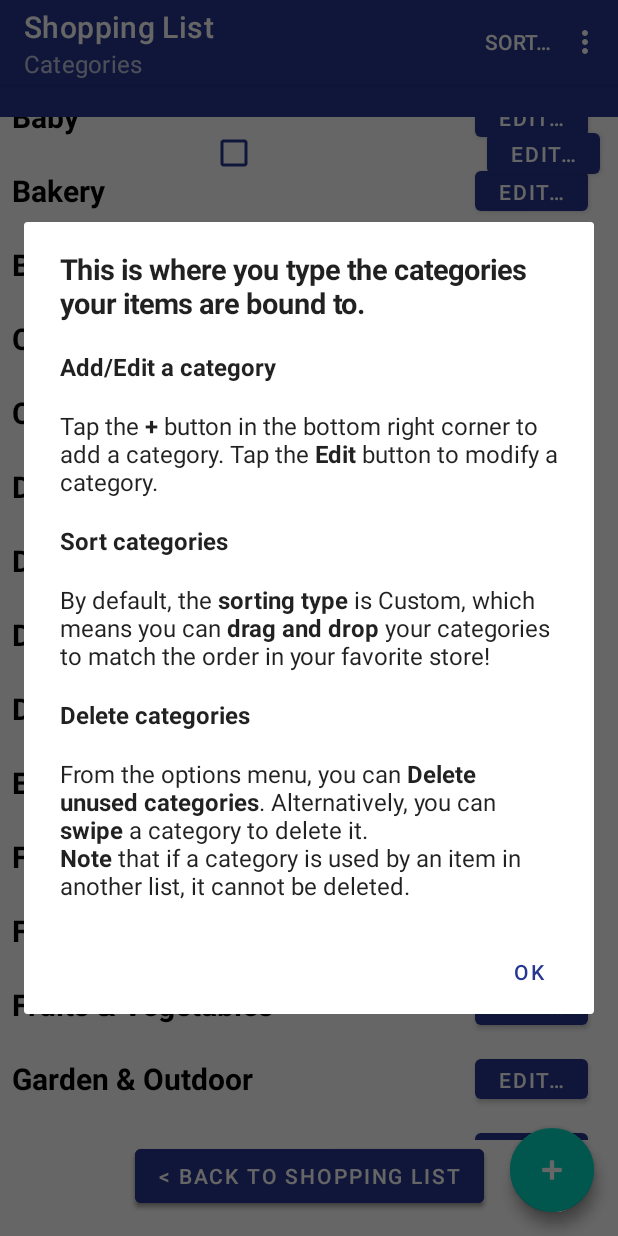
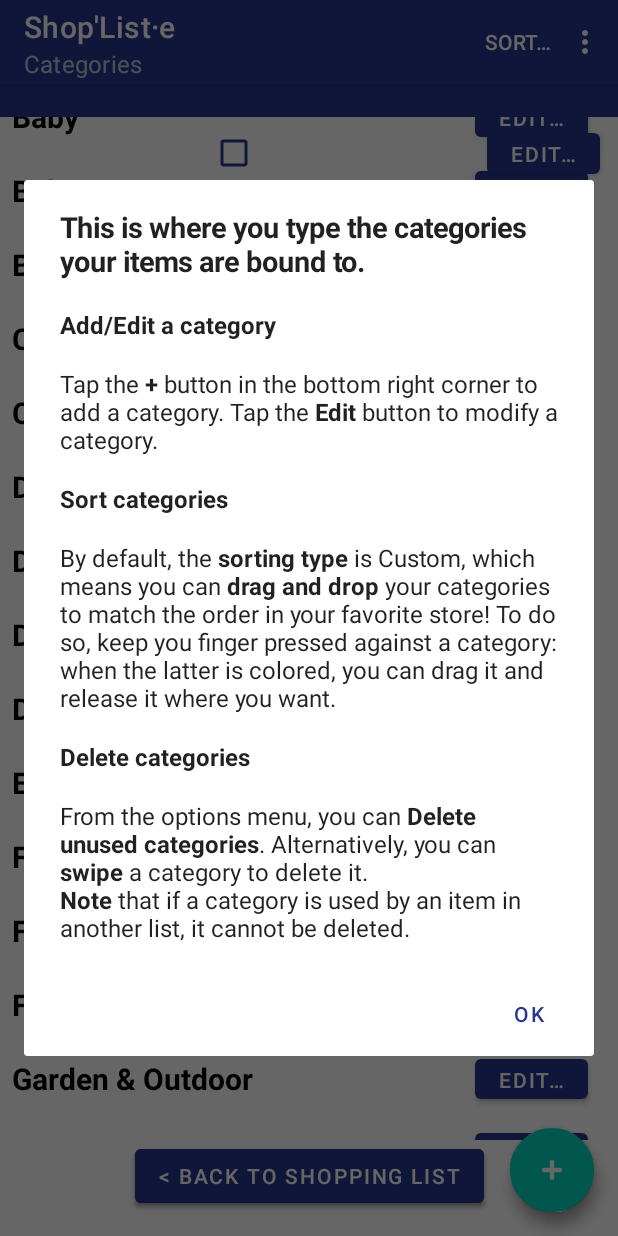
Before and after one commit to Oberwan/Android-Apps, an Android app: the screen it shows after launch (MainActivity), in the options menu, after a tap on "Help", on a phone screen of 412 x 824 dp. Run offline under Robolectric (Android 15) with nearby library versions, the light colour scheme and no system bars; our stand-ins replace Room's generated code, data binding.

Commit message:
Minor tweaks

```diff
--- a/ShoppingList/app/build.gradle
+++ b/ShoppingList/app/build.gradle
@@ -15,8 +15,8 @@ android {
         applicationId "com.example.shoppinglist"
         minSdkVersion 24
         targetSdkVersion 30
-        versionCode 12
-        versionName "1.0.12"
+        versionCode 14
+        versionName "1.0.14"
 
         testInstrumentationRunner "androidx.test.runner.AndroidJUnitRunner"
         javaCompileOptions {
--- a/ShoppingList/app/src/main/java/com/example/shoppinglist/Utils.kt
+++ b/ShoppingList/app/src/main/java/com/example/shoppinglist/Utils.kt
@@ -38,7 +38,7 @@ var catSortType = SORT_CUSTOM
 
 
 const val RED_COLOR = 0xFFCF0000.toInt()
-const val TEAL_COLOR = 0xFF03DAC5.toInt()
+const val TEAL_COLOR = 0xAA03DAC5.toInt()
 
 //Replaced with Snackbar
 fun generateToast(context: Context, message: CharSequence?, longDuration: Boolean) {
--- a/ShoppingList/app/src/main/java/com/example/shoppinglist/common/BaseViewModel.kt
+++ b/ShoppingList/app/src/main/java/com/example/shoppinglist/common/BaseViewModel.kt
@@ -38,7 +38,6 @@ abstract class BaseViewModel(
     protected var swipeEnabled = true
 
     init {
-        Log.i("VIEWMODEL", "INIT CALLED")
         swipeEnabled = true
     }
 
--- a/ShoppingList/app/src/main/res/values/strings.xml
+++ b/ShoppingList/app/src/main/res/values/strings.xml
@@ -1,5 +1,5 @@
 <resources>
-    <string name="app_name">Shopping List</string>
+    <string name="app_name">Shop\'List·e</string>
     <string name="main_fragment">MainFragment</string>
     <string name="add_art_btn">Add Item</string>
     <string name="add_art_msg">Add a new item</string>
@@ -85,12 +85,14 @@
 <h6>Add/Edit an item</h6><p>To <b>add</b> an item, tap the (movable) <b>+</b> button in the bottom right corner.</p>
 <p>Alternatively, if you plan to buy an item on a regular basis, be sure to type it in the <b><u>Usual List</u></b>, accessible from the top menu. From there, you can add your usual items to your shopping list whenever you want just by checking them.</p>
  <p>To modify an item, tap the <b>Edit</b> button.</p><br>
-<h6>Category List</h6><p>An item is bound to a category (i.e. store section). You can create a category on the fly or in the <b><u>Category List</u></b>, accessible from the top menu. Go there to put the categories in the <b>same order</b> as your store\'s sections!</p><br>
+<h6>Category List</h6><p>An item is bound to a category (i.e. store section). By default, items are <b>sorted by category</b>, each displayed in the same order as your category list.<br>
+You can create a category <b>on the fly</b>, by directly typing its name in the item creation/edit dialog, or in the <b><u>Category List</u></b>, accessible from the top menu. Go there to put the categories in the <b>same order</b> as your store\'s sections!</p><br>
 <h6>Check/delete items</h6><p>While shopping, <b>check</b> the items you\'ve added to your cart to clearly see what\'s left to look for. You can then choose to <b>Clear checked</b> items from your list. Alternatively, you can directly <b>swipe</b> an item to remove it.</p><br>
 <h6>Send via SMS</h6><p>If you couldn\'t manage to buy everything you wanted, feel free to use the top menu to <b>send your unchecked items by SMS</b> to your rescuer.</p>]]></string>
     <string name="category_tutorial"><![CDATA[<p><b><h4>This is where you type the categories your items are bound to.</h4></b></p>
 <h6>Add/Edit a category</h6><p>Tap the <b>+</b> button in the bottom right corner to add a category. Tap the <b>Edit</b> button to modify a category.</p><br>
-<h6>Sort categories</h6><p>By default, the <b>sorting type</b> is Custom, which means you can <b>drag and drop</b> your categories to match the order in your favorite store!</p><br>
+<h6>Sort categories</h6><p>By default, the <b>sorting type</b> is Custom, which means you can <b>drag and drop</b> your categories to match the order in your favorite store!
+To do so, keep you finger pressed against a category: when the latter is colored, you can drag it and release it where you want.</p><br>
 <h6>Delete categories</h6><p>From the options menu, you can <b>Delete unused categories</b>. Alternatively, you can <b>swipe</b> a category to delete it.<br>
 <b>Note</b> that if a category is used by an item in another list, it cannot be deleted.</p>]]></string>
     <string name="usual_tutorial"><![CDATA[<p><b><h4>This is where you type the items you intend to buy on a regular basis.</h4></b></p>
```
Also changed, not shown: 3 other files.
